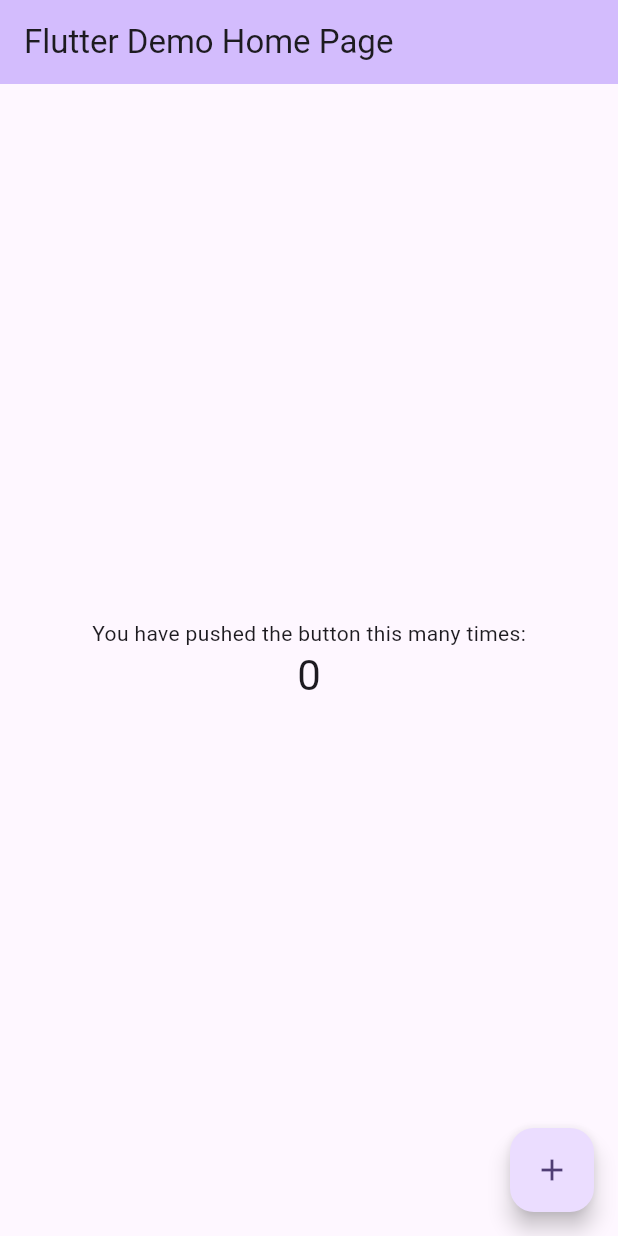
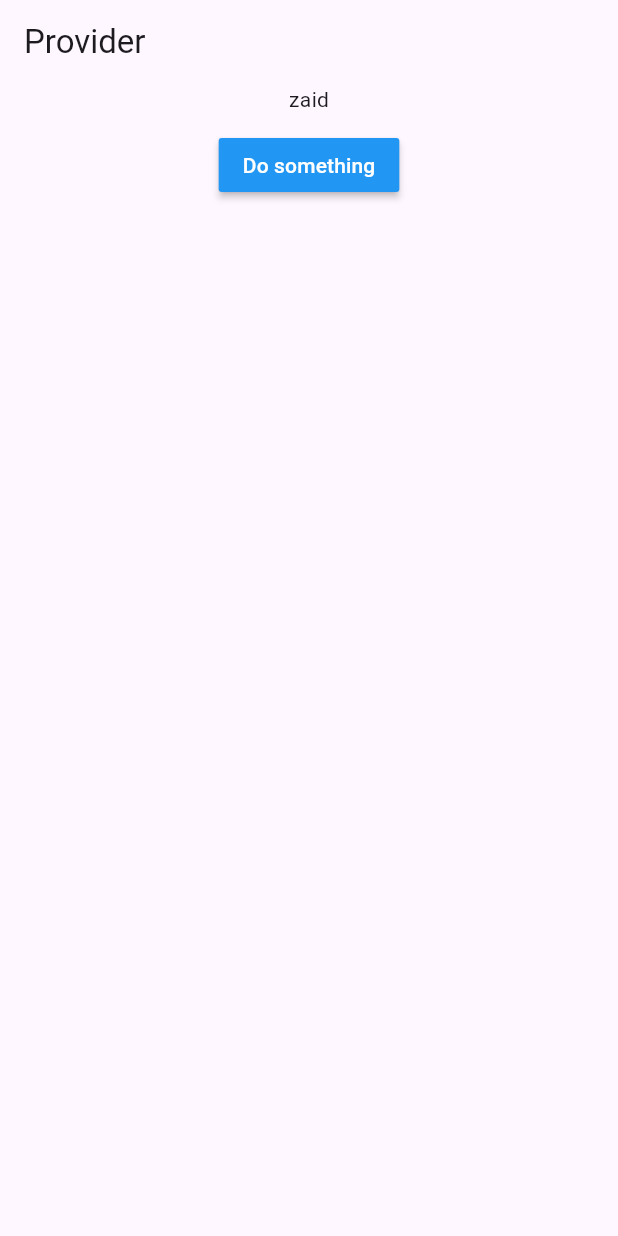
Before and after one commit to Zaid-Alshathly-Dev/flutter_provider_course, a Flutter app: the screen it shows after launch, on a phone screen of 412 x 824 dp. Run offline on Flutter 3.47's test engine with Material 3 defaults, Android fonts, the phone set to English and light mode, and no system bars.

Commit message:
Complete lesson 2 ChangeNotifierProvider And Consumer

```diff
--- a/lib/main.dart
+++ b/lib/main.dart
@@ -1,4 +1,5 @@
 import 'package:flutter/material.dart';
+import 'package:provider/provider.dart';
 
 void main() {
   runApp(const MyApp());
@@ -7,116 +8,83 @@ void main() {
 class MyApp extends StatelessWidget {
   const MyApp({super.key});
 
-  // This widget is the root of your application.
   @override
   Widget build(BuildContext context) {
     return MaterialApp(
-      title: 'Flutter Demo',
-      theme: ThemeData(
-        // This is the theme of your application.
-        //
-        // TRY THIS: Try running your application with "flutter run". You'll see
-        // the application has a purple toolbar. Then, without quitting the app,
-        // try changing the seedColor in the colorScheme below to Colors.green
-        // and then invoke "hot reload" (save your changes or press the "hot
-        // reload" button in a Flutter-supported IDE, or press "r" if you used
-        // the command line to start the app).
-        //
-        // Notice that the counter didn't reset back to zero; the application
-        // state is not lost during the reload. To reset the state, use hot
-        // restart instead.
-        //
-        // This works for code too, not just values: Most code changes can be
-        // tested with just a hot reload.
-        colorScheme: .fromSeed(seedColor: Colors.deepPurple),
-      ),
-      home: const MyHomePage(title: 'Flutter Demo Home Page'),
+      title: 'Provider Course',
+      theme: ThemeData(primarySwatch: Colors.blue),
+      home: const MyWidget(),
     );
   }
 }
 
-class MyHomePage extends StatefulWidget {
-  const MyHomePage({super.key, required this.title});
-
-  // This widget is the home page of your application. It is stateful, meaning
-  // that it has a State object (defined below) that contains fields that affect
-  // how it looks.
-
-  // This class is the configuration for the state. It holds the values (in this
-  // case the title) provided by the parent (in this case the App widget) and
-  // used by the build method of the State. Fields in a Widget subclass are
-  // always marked "final".
-
-  final String title;
+class MyWidget extends StatefulWidget {
+  const MyWidget({super.key});
 
   @override
-  State<MyHomePage> createState() => _MyHomePageState();
+  State<MyWidget> createState() => _MyWidgetState();
 }
 
-class _MyHomePageState extends State<MyHomePage> {
-  int _counter = 0;
-
-  void _incrementCounter() {
-    setState(() {
-      // This call to setState tells the Flutter framework that something has
-      // changed in this State, which causes it to rerun the build method below
-      // so that the display can reflect the updated values. If we changed
-      // _counter without calling setState(), then the build method would not be
-      // called again, and so nothing would appear to happen.
-      _counter++;
-    });
-  }
+// lesson-2
+// (ChangeNotifierProvider And Consumer)
+class _MyWidgetState extends State<MyWidget> {
+  // String name = "welcome";
 
   @override
   Widget build(BuildContext context) {
-    // This method is rerun every time setState is called, for instance as done
-    // by the _incrementCounter method above.
-    //
-    // The Flutter framework has been optimized to make rerunning build methods
-    // fast, so that you can just rebuild anything that needs updating rather
-    // than having to individually change instances of widgets.
-    return Scaffold(
-      appBar: AppBar(
-        // TRY THIS: Try changing the color here to a specific color (to
-        // Colors.amber, perhaps?) and trigger a hot reload to see the AppBar
-        // change color while the other colors stay the same.
-        backgroundColor: Theme.of(context).colorScheme.inversePrimary,
-        // Here we take the value from the MyHomePage object that was created by
-        // the App.build method, and use it to set our appbar title.
-        title: Text(widget.title),
-      ),
-      body: Center(
-        // Center is a layout widget. It takes a single child and positions it
-        // in the middle of the parent.
-        child: Column(
-          // Column is also a layout widget. It takes a list of children and
-          // arranges them vertically. By default, it sizes itself to fit its
-          // children horizontally, and tries to be as tall as its parent.
-          //
-          // Column has various properties to control how it sizes itself and
-          // how it positions its children. Here we use mainAxisAlignment to
-          // center the children vertically; the main axis here is the vertical
-          // axis because Columns are vertical (the cross axis would be
-          // horizontal).
-          //
-          // TRY THIS: Invoke "debug painting" (choose the "Toggle Debug Paint"
-          // action in the IDE, or press "p" in the console), to see the
-          // wireframe for each widget.
-          mainAxisAlignment: .center,
-          children: [
-            const Text('You have pushed the button this many times:'),
-            Text(
-              '$_counter',
-              style: Theme.of(context).textTheme.headlineMedium,
-            ),
-          ],
+    return ChangeNotifierProvider(
+      create: (context) => Model(),
+      child: Scaffold(
+        appBar: AppBar(title: const Text('Provider')),
+        body: Consumer<Model>(
+          builder: (context, model, child) {
+            return Column(
+              children: [
+                Center(child: Text("${model.name}")),
+                const SizedBox(height: 10),
+                MaterialButton(
+                  color: Colors.blue,
+                  textColor: Colors.white,
+                  onPressed: () {
+                    model.ChangeName();
+                    print(model.name);
+                  },
+                  child: const Text('Do something'),
+                ),
+              ],
+            );
+          },
         ),
-      ),
-      floatingActionButton: FloatingActionButton(
-        onPressed: _incrementCounter,
-        tooltip: 'Increment',
-        child: const Icon(Icons.add),
       ),
     );
   }
+
+  // Scaffold(
+  //   appBar: AppBar(title: const Text('Provider')),
+  //   body: Column(
+  //     children: [
+  //       Center(child: Text("$name")),
+  //       const SizedBox(height: 10),
+  //       MaterialButton(
+  //         color: Colors.blue,
+  //         textColor: Colors.white,
+  //         onPressed: () {
+  //           setState(() {
+  //             name = "zaid";
+  //           });
+  //         },
+  //         child: const Text('Do something'),
+  //       ),
+  //     ],
+  //   ),
+  // );
 }
+
+class Model extends ChangeNotifier {
+  String name = "zaid";
+
+  ChangeName() {
+    name = "welcome";
+    notifyListeners();
+  }
+}
--- a/pubspec.yaml
+++ b/pubspec.yaml
@@ -30,6 +30,8 @@ environment:
 dependencies:
   flutter:
     sdk: flutter
+
+  provider: ^6.1.5+1
 
   # The following adds the Cupertino Icons font to your application.
   # Use with the CupertinoIcons class for iOS style icons.
```
Also changed, not shown: pubspec.lock, 1 other file.
